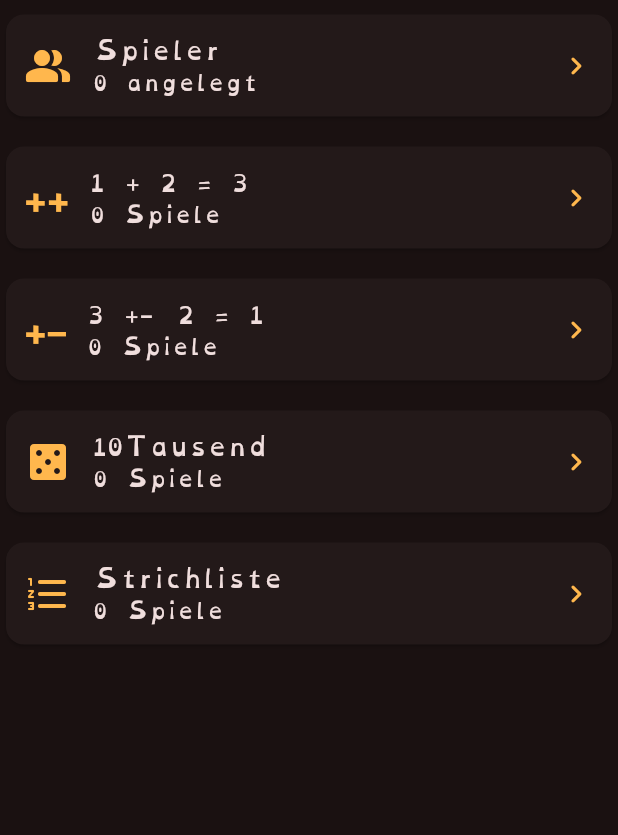
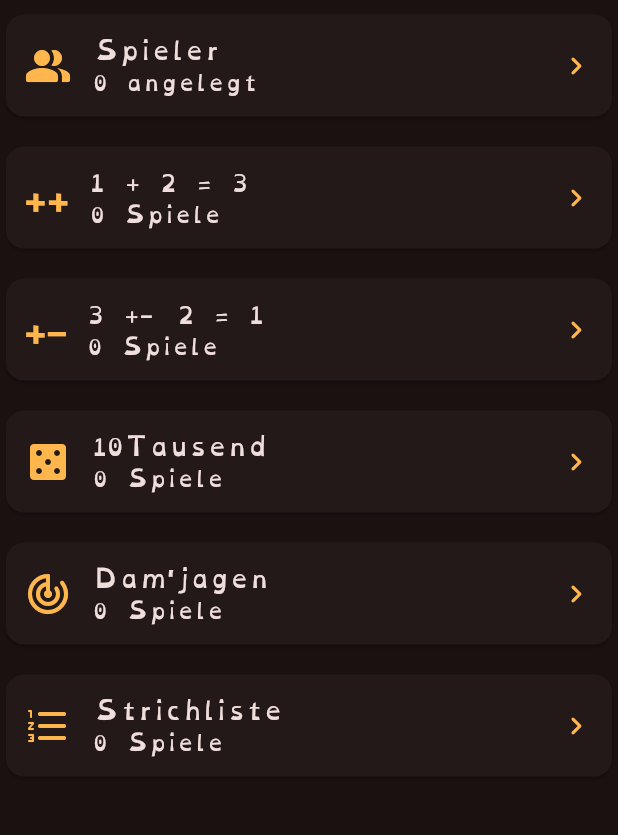
Before and after one commit to maheis/playsheet, a Flutter app: the screen it shows after launch, on a phone screen of 412 x 824 dp, the part 134-969 px from its top. Run offline on Flutter 3.47's test engine with Material 3 defaults, Android fonts, the phone set to English and light mode, and no system bars; our stand-ins replace flutter_svg, sembast, shared_preferences; project files that could hold a hidden picture were left out.

Commit message:
feat: add Dam'jagen action tile to HomePage for game session navigation

```diff
--- a/lib/src/pages.dart
+++ b/lib/src/pages.dart
@@ -102,6 +102,18 @@ class HomePage extends StatelessWidget {
                         GameSessionsPage(
                           controller: controller,
                           block: gameBlockFor('ten_thousand'),
+                        ),
+                      ),
+                    ),
+                    _ActionTile(
+                      icon: Icons.track_changes_rounded,
+                      title: "Dam'jagen",
+                      detail: '${_gameCount(controller, 'damjagen')} Spiele',
+                      onTap: () => pushPage(
+                        context,
+                        GameSessionsPage(
+                          controller: controller,
+                          block: gameBlockFor('damjagen'),
                         ),
                       ),
                     ),
```
